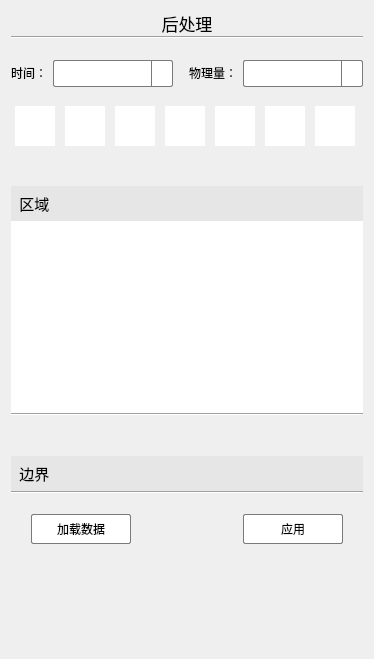
Above: src/FormPostprocessing.ui from Aiopr-bits/MAVES before the change. Below: the same form after it.
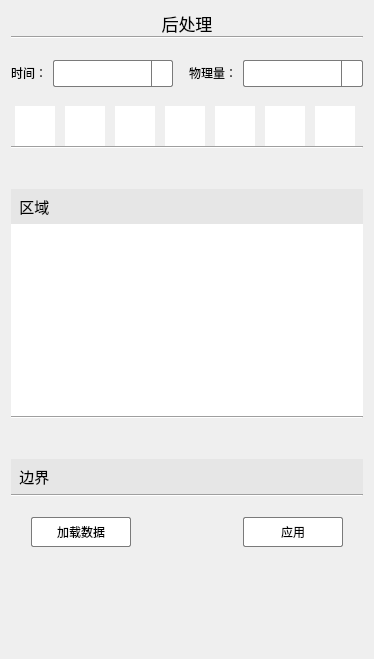
That is the form after the change. Icons and pictures are not drawn. Custom widgets are drawn as their Qt base class.

Commit message: feat：后处理页面加了一个分割线

```diff
--- a/src/FormPostprocessing.ui
+++ b/src/FormPostprocessing.ui
@@ -641,6 +641,13 @@
        </item>
       </layout>
      </item>
+     <item>
+      <widget class="Line" name="line_5">
+       <property name="orientation">
+        <enum>Qt::Horizontal</enum>
+       </property>
+      </widget>
+     </item>
      <item>
       <spacer name="verticalSpacer_6">
        <property name="orientation">
```
